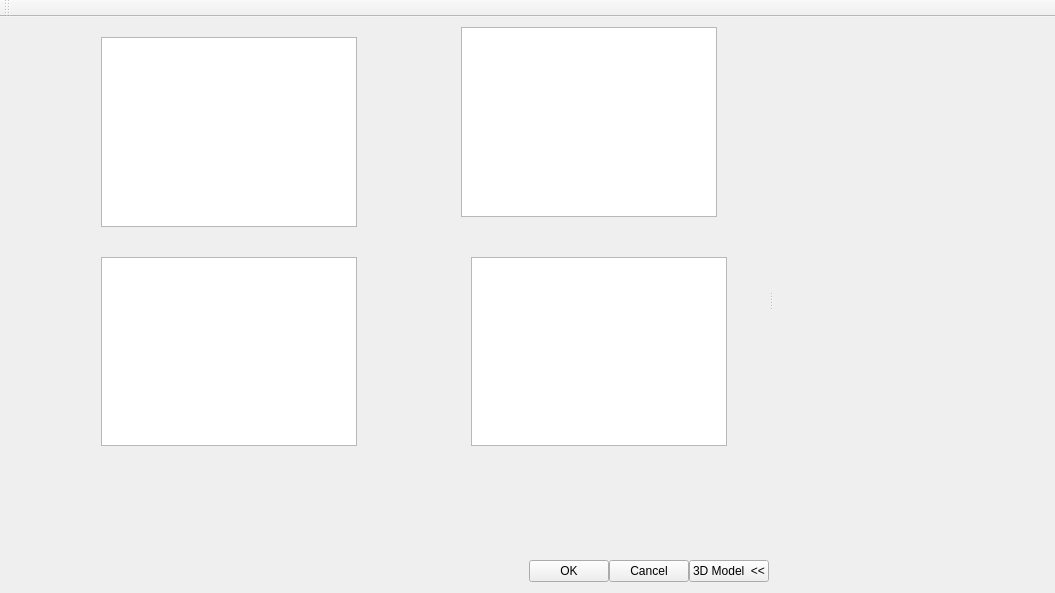
Old version of the form DataBaseApp/mainwindow.ui in the repository metallicaisgod/DataBase.
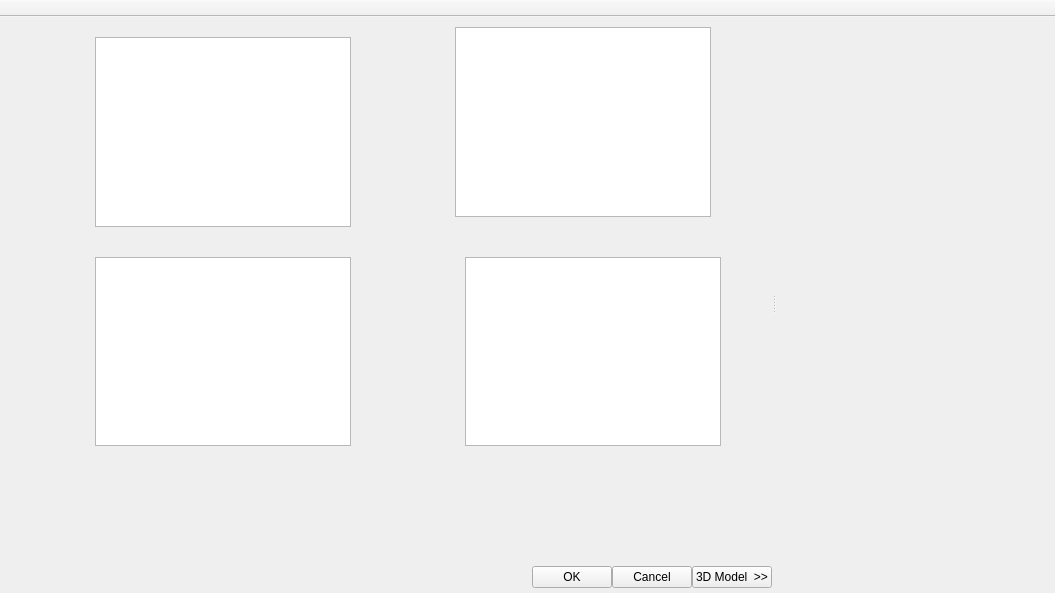
New version of the form. Icons and pictures are not drawn. Custom widgets are drawn as their Qt base class.

The edit to the form file:
```diff
--- a/DataBaseApp/mainwindow.ui
+++ b/DataBaseApp/mainwindow.ui
@@ -13,11 +13,54 @@
   <property name="windowTitle">
    <string>MainWindow</string>
   </property>
+  <property name="styleSheet">
+   <string notr="true">QTreeView::branch:has-siblings:!adjoins-item  {
+    border-image: url(:/files/Resources/stem.png) 0;
+}
+ 
+QTreeView::branch:has-siblings:adjoins-item  {
+    border-image: url(:/files/Resources/branch.png) 0;
+}
+ 
+QTreeView::branch:!has-children:!has-siblings:adjoins-item  {
+    border-image: url(:/files/Resources/branch-end.png) 0;
+}
+ 
+QTreeView::branch:closed:has-children:has-siblings  {
+        border-image: none;
+        image: url(:/files/Resources/plus.png);
+}
+
+QTreeView::branch:has-children:!has-siblings:closed {
+		border-image: none;
+        image: url(:/files/Resources/plus-end.png);
+}
+ 
+QTreeView::branch:open:has-children:has-siblings   {
+        border-image: none;
+        image: url(:/files/Resources/minus.png);
+}
+
+QTreeView::branch:open:has-children:!has-siblings {
+		border-image: none;
+        image: url(:/files/Resources/minus-end.png);
+}
+</string>
+  </property>
   <widget class="QWidget" name="centralWidget">
    <layout class="QHBoxLayout" name="horizontalLayout">
+    <property name="leftMargin">
+     <number>5</number>
+    </property>
     <property name="topMargin">
      <number>0</number>
     </property>
+    <property name="rightMargin">
+     <number>5</number>
+    </property>
+    <property name="bottomMargin">
+     <number>5</number>
+    </property>
     <item>
      <widget class="QSplitter" name="splitter">
       <property name="orientation">
@@ -74,7 +117,10 @@
             <bool>false</bool>
            </attribute>
            <attribute name="verticalHeaderDefaultSectionSize">
-            <number>20</number>
+            <number>16</number>
+           </attribute>
+           <attribute name="verticalHeaderMinimumSectionSize">
+            <number>16</number>
            </attribute>
           </widget>
           <widget class="QTreeView" name="tVImplants">
@@ -93,7 +139,7 @@
             <number>20</number>
            </property>
            <property name="rootIsDecorated">
-            <bool>true</bool>
+            <bool>false</bool>
            </property>
            <property name="uniformRowHeights">
             <bool>false</bool>
@@ -120,6 +166,9 @@
            <property name="selectionBehavior">
             <enum>QAbstractItemView::SelectItems</enum>
            </property>
+           <property name="rootIsDecorated">
+            <bool>false</bool>
+           </property>
            <property name="headerHidden">
             <bool>true</bool>
            </property>
@@ -183,7 +232,7 @@
               <string>View/Hide  3D Model</string>
              </property>
              <property name="text">
-              <string>3D Model  &lt;&lt;</string>
+              <string>3D Model  &gt;&gt;</string>
              </property>
             </widget>
            </item>
@@ -199,7 +248,16 @@
   </widget>
   <widget class="QToolBar" name="mainToolBar">
    <property name="movable">
-    <bool>true</bool>
+    <bool>false</bool>
+   </property>
+   <property name="allowedAreas">
+    <set>Qt::TopToolBarArea</set>
+   </property>
+   <property name="iconSize">
+    <size>
+     <width>25</width>
+     <height>25</height>
+    </size>
    </property>
    <attribute name="toolBarArea">
     <enum>TopToolBarArea</enum>
```
Left out of the diff: 94 changed lines with no effect on the pictures.
